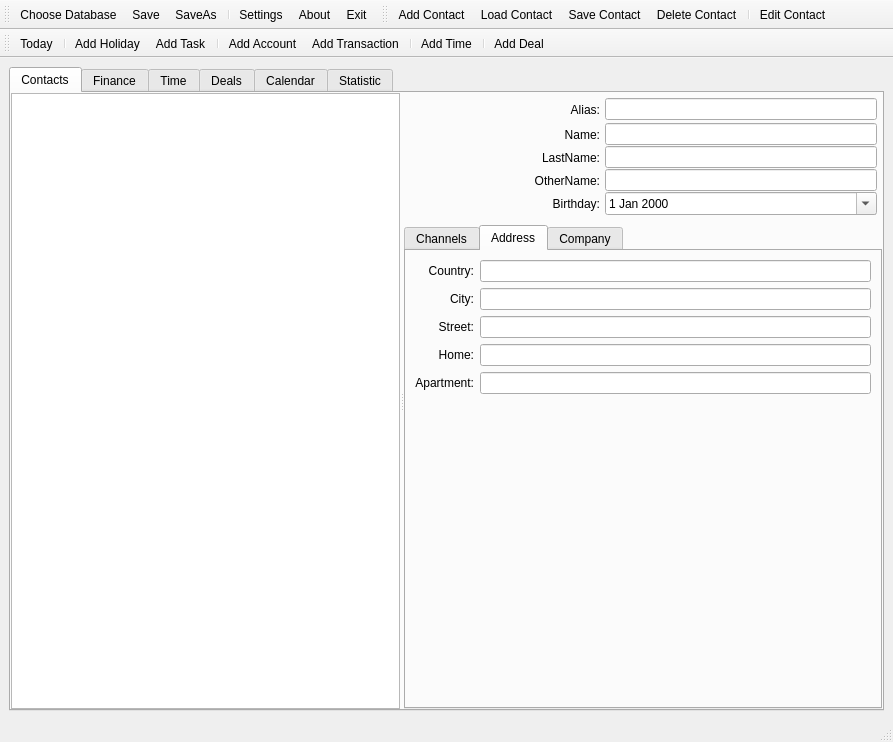
This is trunk/Organizer/OrganizerView.ui in konradlst/Organizer as Qt 5 draws it before an edit. The edited form follows.
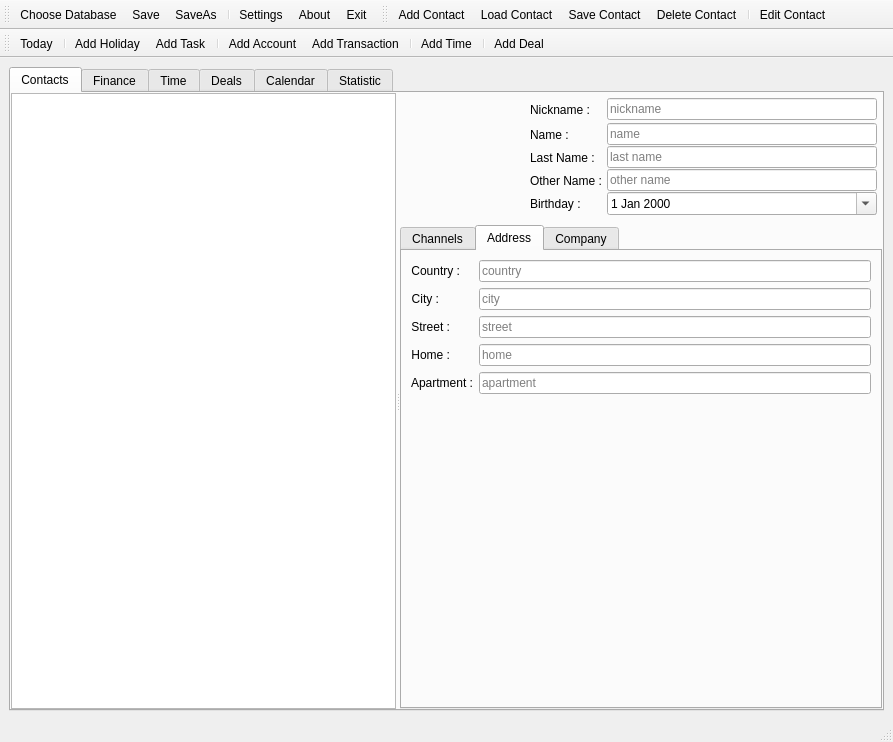
This is the edited form. The open tabs and pages were chosen to show the change. Icons and pictures are not drawn. Custom widgets are drawn as their Qt base class.

Commit message: [UI] add placeholders, change labels in Contacts

The edit to the form file:
```diff
--- a/trunk/Organizer/OrganizerView.ui
+++ b/trunk/Organizer/OrganizerView.ui
@@ -103,15 +103,18 @@
              <property name="maxLength">
               <number>100</number>
              </property>
+             <property name="placeholderText">
+              <string>other name</string>
+             </property>
             </widget>
            </item>
            <item row="0" column="1">
             <widget class="QLabel" name="lblAlias">
              <property name="text">
-              <string>Alias:</string>
+              <string>Nickname :</string>
              </property>
              <property name="alignment">
-              <set>Qt::AlignRight|Qt::AlignTrailing|Qt::AlignVCenter</set>
+              <set>Qt::AlignLeading|Qt::AlignLeft|Qt::AlignVCenter</set>
              </property>
             </widget>
            </item>
@@ -120,15 +123,18 @@
              <property name="maxLength">
               <number>150</number>
              </property>
+             <property name="placeholderText">
+              <string>nickname</string>
+             </property>
             </widget>
            </item>
            <item row="3" column="1">
             <widget class="QLabel" name="lblOtherName">
              <property name="text">
-              <string>OtherName:</string>
+              <string>Other Name :</string>
              </property>
              <property name="alignment">
-              <set>Qt::AlignRight|Qt::AlignTrailing|Qt::AlignVCenter</set>
+              <set>Qt::AlignLeading|Qt::AlignLeft|Qt::AlignVCenter</set>
              </property>
             </widget>
            </item>
@@ -137,25 +143,28 @@
              <property name="maxLength">
               <number>100</number>
              </property>
+             <property name="placeholderText">
+              <string>name</string>
+             </property>
             </widget>
            </item>
            <item row="1" column="1">
             <widget class="QLabel" name="lblName">
              <property name="text">
-              <string>Name:</string>
+              <string>Name :</string>
              </property>
              <property name="alignment">
-              <set>Qt::AlignRight|Qt::AlignTrailing|Qt::AlignVCenter</set>
+              <set>Qt::AlignLeading|Qt::AlignLeft|Qt::AlignVCenter</set>
              </property>
             </widget>
            </item>
            <item row="4" column="1">
             <widget class="QLabel" name="lblBirthday">
              <property name="text">
-              <string>Birthday:</string>
+              <string>Birthday :</string>
              </property>
              <property name="alignment">
-              <set>Qt::AlignRight|Qt::AlignTrailing|Qt::AlignVCenter</set>
+              <set>Qt::AlignLeading|Qt::AlignLeft|Qt::AlignVCenter</set>
              </property>
             </widget>
            </item>
@@ -206,15 +215,18 @@
              <property name="maxLength">
               <number>100</number>
              </property>
+             <property name="placeholderText">
+              <string>last name</string>
+             </property>
             </widget>
            </item>
            <item row="2" column="1">
             <widget class="QLabel" name="lblLastName">
              <property name="text">
-              <string>LastName:</string>
+              <string>Last Name :</string>
              </property>
              <property name="alignment">
-              <set>Qt::AlignRight|Qt::AlignTrailing|Qt::AlignVCenter</set>
+              <set>Qt::AlignLeading|Qt::AlignLeft|Qt::AlignVCenter</set>
              </property>
             </widget>
            </item>
@@ -364,84 +376,94 @@
             <attribute name="title">
              <string>Address</string>
             </attribute>
-            <layout class="QGridLayout" name="gridLayout">
-             <item row="1" column="1">
-              <widget class="QLineEdit" name="leCountry"/>
-             </item>
-             <item row="2" column="1">
-              <widget class="QLineEdit" name="leCity"/>
-             </item>
-             <item row="1" column="0">
+            <layout class="QFormLayout" name="formLayout_2">
+             <property name="fieldGrowthPolicy">
+              <enum>QFormLayout::AllNonFixedFieldsGrow</enum>
+             </property>
+             <item row="0" column="0">
               <widget class="QLabel" name="lblCountry">
                <property name="text">
-                <string>Country:</string>
+                <string>Country :</string>
                </property>
                <property name="alignment">
                 <set>Qt::AlignRight|Qt::AlignTrailing|Qt::AlignVCenter</set>
                </property>
               </widget>
              </item>
-             <item row="2" column="0">
+             <item row="0" column="1">
+              <widget class="QLineEdit" name="leCountry">
+               <property name="placeholderText">
+                <string>country</string>
+               </property>
+              </widget>
+             </item>
+             <item row="1" column="0">
               <widget class="QLabel" name="lblCity">
                <property name="text">
-                <string>City:</string>
+                <string>City :</string>
                </property>
                <property name="alignment">
                 <set>Qt::AlignRight|Qt::AlignTrailing|Qt::AlignVCenter</set>
                </property>
               </widget>
              </item>
-             <item row="5" column="1">
-              <widget class="QLineEdit" name="leApartment"/>
-             </item>
-             <item row="4" column="1">
-              <widget class="QLineEdit" name="leHome"/>
-             </item>
-             <item row="4" column="0">
-              <widget class="QLabel" name="lblHome">
-               <property name="text">
-                <string>Home:</string>
+             <item row="1" column="1">
+              <widget class="QLineEdit" name="leCity">
+               <property name="placeholderText">
+                <string>city</string>
                </property>
-               <property name="alignment">
-                <set>Qt::AlignRight|Qt::AlignTrailing|Qt::AlignVCenter</set>
-               </property>
               </widget>
              </item>
-             <item row="3" column="1">
-              <widget class="QLineEdit" name="leStreet"/>
-             </item>
-             <item row="3" column="0">
+             <item row="2" column="0">
               <widget class="QLabel" name="lblStreet">
                <property name="text">
-                <string>Street:</string>
+                <string>Street :</string>
                </property>
                <property name="alignment">
                 <set>Qt::AlignRight|Qt::AlignTrailing|Qt::AlignVCenter</set>
                </property>
               </widget>
              </item>
-             <item row="5" column="0">
+             <item row="2" column="1">
+              <widget class="QLineEdit" name="leStreet">
+               <property name="placeholderText">
+                <string>street</string>
+               </property>
+              </widget>
+             </item>
+             <item row="3" column="0">
+              <widget class="QLabel" name="lblHome">
+               <property name="text">
+                <string>Home :</string>
+               </property>
+               <property name="alignment">
+                <set>Qt::AlignRight|Qt::AlignTrailing|Qt::AlignVCenter</set>
+               </property>
+              </widget>
+             </item>
+             <item row="3" column="1">
+              <widget class="QLineEdit" name="leHome">
+               <property name="placeholderText">
+                <string>home</string>
+               </property>
+              </widget>
+             </item>
+             <item row="4" column="0">
               <widget class="QLabel" name="lblApartment">
                <property name="text">
-                <string>Apartment:</string>
+                <string>Apartment :</string>
                </property>
                <property name="alignment">
                 <set>Qt::AlignRight|Qt::AlignTrailing|Qt::AlignVCenter</set>
                </property>
               </widget>
              </item>
-             <item row="6" column="0" colspan="2">
-              <spacer name="vSpacerAddresses">
-               <property name="orientation">
-                <enum>Qt::Vertical</enum>
+             <item row="4" column="1">
+              <widget class="QLineEdit" name="leApartment">
+               <property name="placeholderText">
+                <string>apartment</string>
                </property>
-               <property name="sizeHint" stdset="0">
-                <size>
-                 <width>20</width>
-                 <height>40</height>
-                </size>
-               </property>
-              </spacer>
+              </widget>
              </item>
             </layout>
            </widget>
```
Left out of the diff: 101 changed lines with no effect on the pictures.
